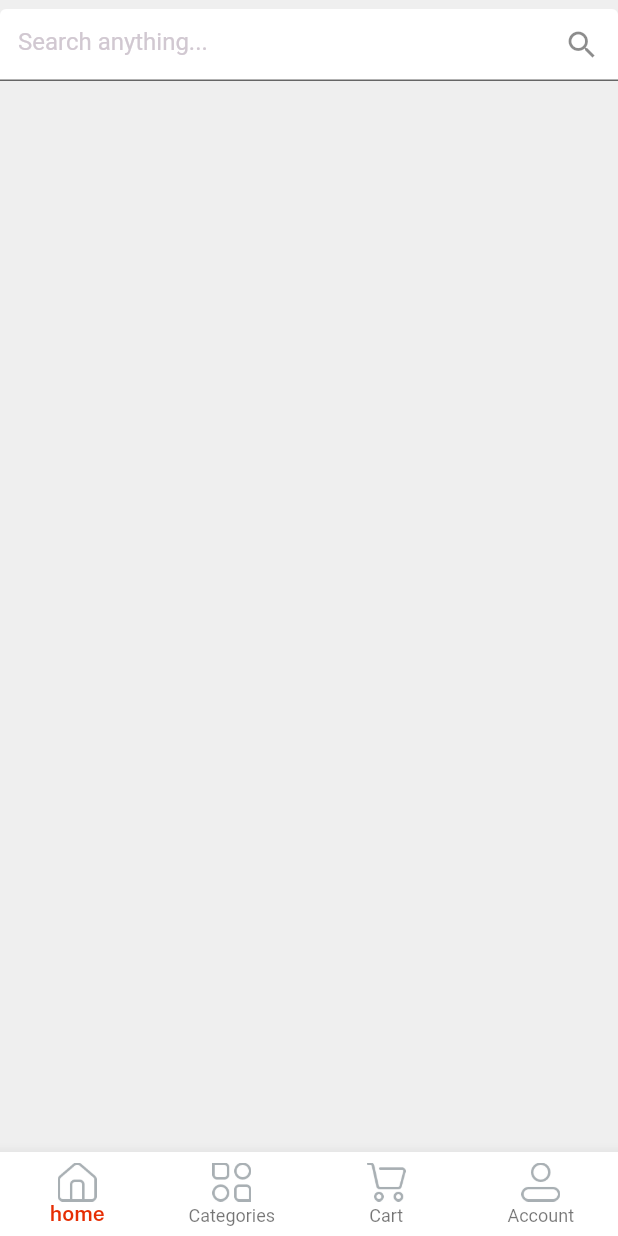
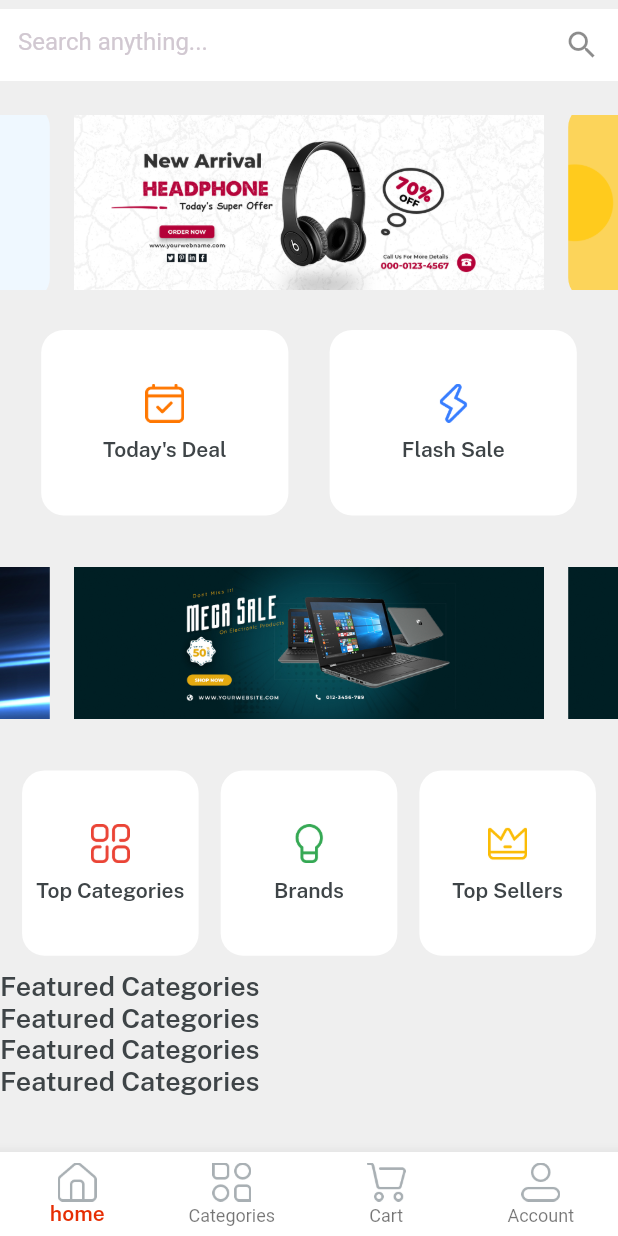
Before and after one commit to CodeT1m/flutter-ecommerce-firebase, a Flutter app: the Home screen opened directly, on a phone screen of 412 x 824 dp. Run offline on Flutter 3.47's test engine with Material 2 defaults, Android fonts, the phone set to English and light mode, and no system bars; drawn by our look-alikes of velocity_x; our stand-ins replace get; Roboto replaces fonts that are missing (sans-regular).

```diff
--- a/lib/constants/lists.dart
+++ b/lib/constants/lists.dart
@@ -3,3 +3,4 @@
 const socialIconList = [icFacebookLogo, icGoogleLogo, icTwitterLogo];
 
 const slidersList = [imgSlider1, imgSlider2, imgSlider3, imgSlider4];
+const secondSlidersList = [imgSs1, imgSs1, imgSs3, imgSs4];
--- a/lib/views/home_screen/home_screen.dart
+++ b/lib/views/home_screen/home_screen.dart
@@ -1,6 +1,7 @@
 import 'package:flutter/src/widgets/framework.dart';
 import 'package:flutter/src/widgets/placeholder.dart';
 import 'package:flutter_ecommerce_firebase/constants/consts.dart';
+import 'package:flutter_ecommerce_firebase/widgets_common/home_buttons.dart';
 
 class HomeScreen extends StatefulWidget {
   const HomeScreen({super.key});
@@ -16,25 +17,136 @@
       color: lightGrey,
       width: context.screenWidth,
       height: context.screenHeight,
-      child: SafeArea(child: Column(children: [
+      child: SafeArea(
+          child: Column(
+        children: [
           Container(
             color: lightGrey,
             alignment: Alignment.center,
             height: 60,
             child: TextFormField(
               decoration: const InputDecoration(
+                  border: InputBorder.none,
                   suffixIcon: Icon(Icons.search),
                   filled: true,
                   fillColor: whiteColor,
                   hintText: searchanyting,
-              hintStyle: TextStyle(color: textfieldGrey)
+                  hintStyle: TextStyle(color: textfieldGrey)),
             ),
           ),
+          Expanded(
+            child: SingleChildScrollView(
+              physics: const BouncingScrollPhysics(),
+              child: Column(
+                children: [
+                  //swipers brands
+                  VxSwiper.builder(
+                      aspectRatio: 16 / 9,
+                      autoPlay: true,
+                      height: 150,
+                      enlargeCenterPage: true,
+                      itemCount: slidersList.length,
+                      itemBuilder: (context, index) {
+                        return Image.asset(
+                          slidersList[index],
+                          fit: BoxFit.fitWidth,
+                        )
+                            .box
+                            .rounded
+                            .clip(Clip.antiAlias)
+                            .margin(const EdgeInsets.symmetric(horizontal: 8))
+                            .make();
+                      }),
+                  10.heightBox,
+                  Row(
+                    mainAxisAlignment: MainAxisAlignment.spaceEvenly,
+                    children: List.generate(
+                        2,
+                        (index) => homeButtons(
+                              height: context.screenHeight * 0.15,
+                              width: context.screenWidth / 2.5,
+                              icon: index == 0 ? icTodaysDeal : icFlashDeal,
+                              title: index == 0 ? todayDeal : flashsale,
+                            )),
                   ),
-        VxSwiper.builder(itemCount: slidersList.length, itemBuilder: (context, index){
-          return Container();
-        })
-      ],)),
+                  10.heightBox,
+
+                  // 2nd swiper
+                  VxSwiper.builder(
+                      aspectRatio: 16 / 9,
+                      autoPlay: true,
+                      height: 150,
+                      enlargeCenterPage: true,
+                      itemCount: secondSlidersList.length,
+                      itemBuilder: (context, index) {
+                        return Image.asset(
+                          secondSlidersList[index],
+                          fit: BoxFit.fitWidth,
+                        )
+                            .box
+                            .rounded
+                            .clip(Clip.antiAlias)
+                            .margin(const EdgeInsets.symmetric(horizontal: 8))
+                            .make();
+                      }),
+
+                  // category buttons
+                  10.heightBox,
+                  Row(
+                    mainAxisAlignment: MainAxisAlignment.spaceEvenly,
+                    children: List.generate(
+                        3,
+                        (index) => homeButtons(
+                            height: context.screenHeight * 0.15,
+                            width: context.screenWidth / 3.5,
+                            icon: index == 0
+                                ? icTopCategories
+                                : index == 1
+                                    ? icBrands
+                                    : icTopSeller,
+                            title: index == 0
+                                ? topCategories
+                                : index == 1
+                                    ? brand
+                                    : topSellers)),
+                  ),
+
+                  //featured categories
+                  10.heightBox,
+                  Align(
+                      alignment: Alignment.centerLeft,
+                      child: featuredCategories.text
+                          .size(18)
+                          .color(darkFontGrey)
+                          .fontFamily(semibold)
+                          .make()),
+                  Align(
+                      alignment: Alignment.centerLeft,
+                      child: featuredCategories.text
+                          .size(18)
+                          .color(darkFontGrey)
+                          .fontFamily(semibold)
+                          .make()),
+                  Align(
+                      alignment: Alignment.centerLeft,
+                      child: featuredCategories.text
+                          .size(18)
+                          .color(darkFontGrey)
+                          .fontFamily(semibold)
+                          .make()),
+                  Align(
+                      alignment: Alignment.centerLeft,
+                      child: featuredCategories.text
+                          .size(18)
+                          .color(darkFontGrey)
+                          .fontFamily(semibold)
+                          .make()),
+                ],
+              ),
+            ),
+          )
+        ],
+      )),
     );
   }
 }
--- /dev/null
+++ b/lib/widgets_common/home_buttons.dart
@@ -0,0 +1,15 @@
+import 'package:flutter_ecommerce_firebase/constants/consts.dart';
+
+Widget homeButtons({width, height, icon, String? title, onPress}) {
+  return Column(
+    mainAxisAlignment: MainAxisAlignment.center,
+    children: [
+      Image.asset(
+        icon,
+        width: 26,
+      ),
+      10.heightBox,
+      title!.text.fontFamily(semibold).color(darkFontGrey).make()
+    ],
+  ).box.rounded.white.size(width, height).make();
+}
```
Also changed, not shown: lib/draw/activity.drawio.svg (added), lib/draw/class.drawio.svg (added), lib/draw/usecase.drawio.svg (added). Lines whose indentation alone changed are shown as unchanged.
